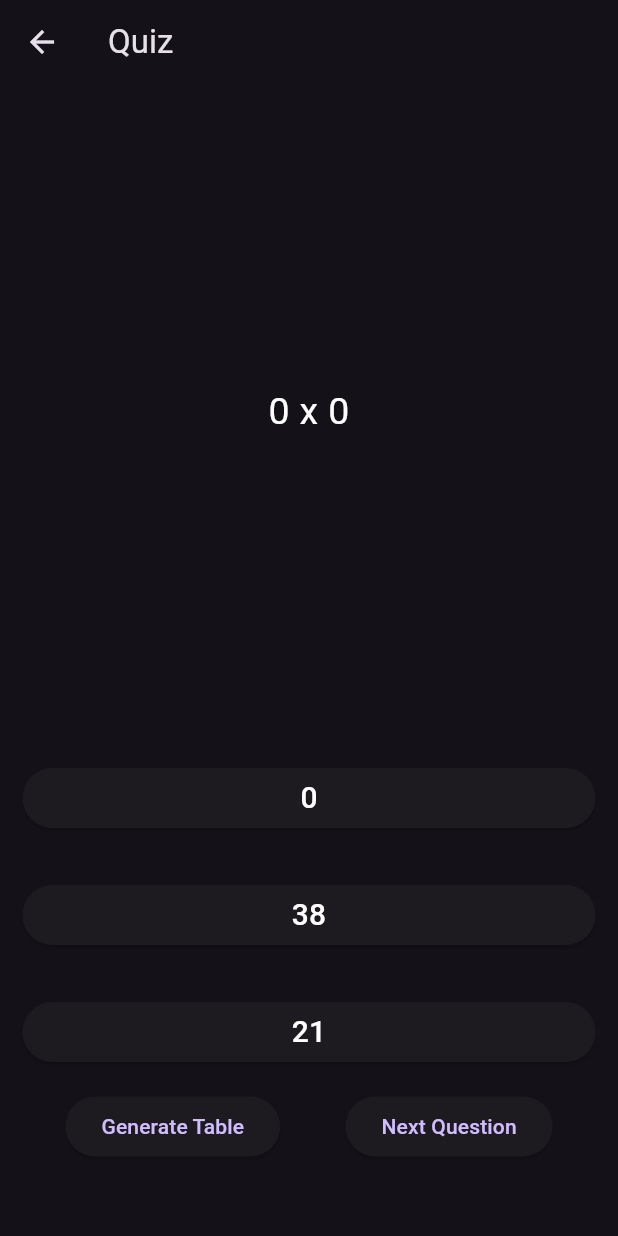
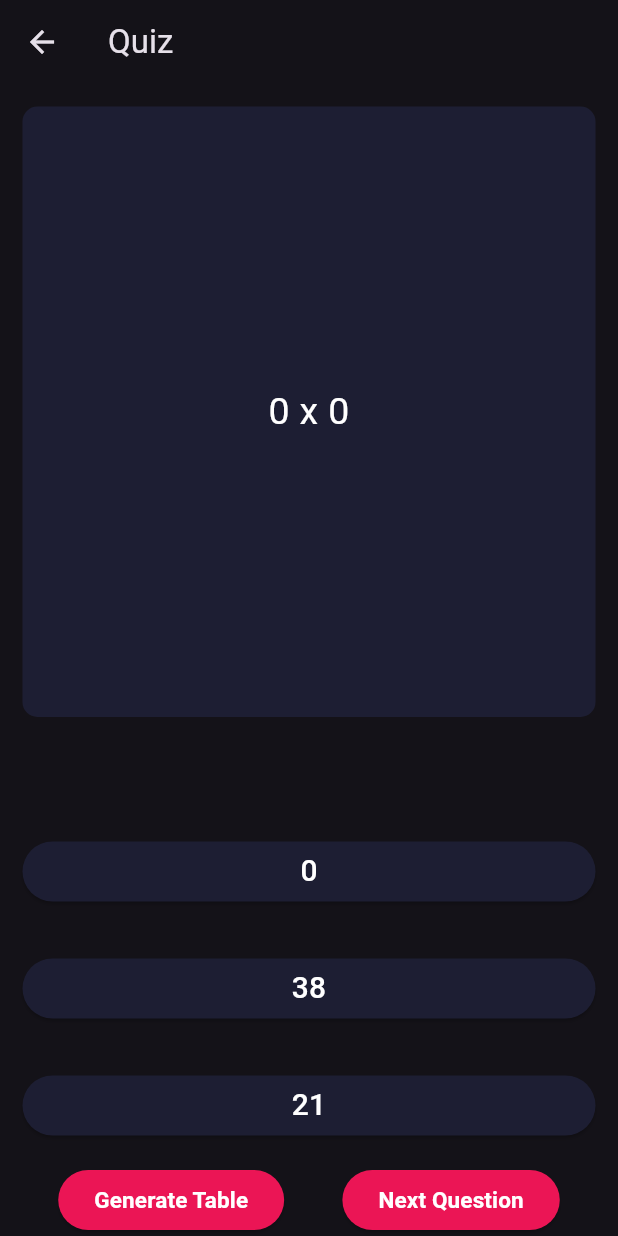
Before and after one commit to aliahmadshah56/Basic_Apps, a Flutter app: the QuizPage screen opened directly with empty values, on a phone screen of 412 x 824 dp. Run offline on Flutter 3.47's test engine with Material 3 defaults, Android fonts, the light colour scheme and no system bars; our stand-ins replace assets_audio_player.

Commit message:
quiz_page

```diff
--- a/tablequizapp/lib/generateTable.dart
+++ b/tablequizapp/lib/generateTable.dart
@@ -2,7 +2,6 @@ import 'package:flutter/material.dart';
 import 'package:tablequizapp/quiz.dart';
 import 'package:tablequizapp/tstyle.dart';
 
-// Import your custom container
 import 'container.dart';
 
 class genTable extends StatelessWidget {
@@ -76,7 +75,7 @@ class genTable extends StatelessWidget {
               width: double.infinity,
               height: 50,
               child: const Center(
-                child: Text("Generate QUIZ", style: nStyle),
+                child: Text("Generate Quiz", style: nStyle),
               ),
             ),
           )
--- a/tablequizapp/lib/quiz.dart
+++ b/tablequizapp/lib/quiz.dart
@@ -1,7 +1,8 @@
 import 'package:flutter/material.dart';
 import 'package:tablequizapp/question.dart';
+import 'container.dart';
 import 'quiz_brain.dart';
-import 'dart:math';
+
 
 class QuizPage extends StatefulWidget {
   final int tableNumber;
@@ -21,6 +22,8 @@ class _QuizPageState extends State<QuizPage> {
   String feedbackText = ''; // Feedback text variable
   int correctAnswers = 0; // Track the number of correct answers
 
+  List<Color> buttonColors = [Color(0xFF1D1E33), Color(0xFF1D1E33), Color(0xFF1D1E33)];
+
   late List<Question> questions;
 
   @override
@@ -29,12 +32,15 @@ class _QuizPageState extends State<QuizPage> {
     questions = generateQuestions(widget.tableNumber, widget.start, widget.end);
     quizBrain.setQuestions(questions);  // Update the questions in quizBrain
   }
+  void count(){
+    ++correctAnswers;
+  }
 
   void checkAnswer(int userPickedAnswer) {
     int correctAnswer = quizBrain.getCorrectAnswer();
 
     setState(() {
-      if (questionIndex >= maxQuestions - 1 || quizBrain.isFinished()) {
+      if (questionIndex >= maxQuestions  ) {
         // Show result dialog
         showDialog(
           context: context,
@@ -50,7 +56,10 @@ class _QuizPageState extends State<QuizPage> {
                 TextButton(
                   onPressed: () {
                     Navigator.of(context).pop(); // Close the dialog
-                    Navigator.pop(context); // Navigate back to previous page or home page
+                    Navigator.pop(context); //
+                    quizBrain.reset();
+                    scoreKeeper = [];
+                    questionIndex = 0; // Navigate back to previous page or home page
                   },
                   child: Text('OK'),
                 ),
@@ -58,10 +67,8 @@ class _QuizPageState extends State<QuizPage> {
             );
           },
         );
-        // Reset quiz
-        quizBrain.reset();
-        scoreKeeper = [];
-        questionIndex = 0; // Reset question index
+
+       // Reset question index
       } else {
         if (userPickedAnswer == correctAnswer) {
           scoreKeeper.add(Icon(
@@ -69,7 +76,7 @@ class _QuizPageState extends State<QuizPage> {
             color: Colors.green,
           ));
           feedbackText = 'GOOD'; // Set positive feedback for correct answer
-          correctAnswers++; // Increment correct answers count
+           count();// Increment correct answers count
         } else {
           scoreKeeper.add(Icon(
             Icons.close,
@@ -104,8 +111,9 @@ class _QuizPageState extends State<QuizPage> {
         crossAxisAlignment: CrossAxisAlignment.stretch,
         children: [
           Expanded(
-            flex: 5,
-            child: Padding(
+            child: RepaeatContainer(
+              color: const Color(0xFF1D1E33),
+              cardWidget :Padding(
                 padding: EdgeInsets.all(10.0),
                 child: Center(
                   child: Text(
@@ -119,10 +127,30 @@ class _QuizPageState extends State<QuizPage> {
                 ),
               ),
             ),
-          ...options.map((option) {
+          ),
+          Padding(
+            padding: EdgeInsets.all(10.0),
+            child: Center(
+              child: Text(
+                feedbackText,
+                textAlign: TextAlign.center,
+                style: TextStyle(
+                  fontSize: 20.0,
+                  color: Colors.yellow, // Adjust color as needed
+                ),
+              ),
+            ),
+          ),
+        ...options.asMap().entries.map((entry) {
+      int index = entry.key;
+      var option = entry.value;
+
       return Padding(
         padding: EdgeInsets.all(15.0),
         child: ElevatedButton(
+          style: ButtonStyle(
+            backgroundColor: WidgetStateProperty.all(buttonColors[index % buttonColors.length]),
+          ),
           onPressed: () {
             checkAnswer(option);
           },
@@ -136,26 +164,42 @@ class _QuizPageState extends State<QuizPage> {
         ),
       );
     }).toList(),
+
+
     Row(
             mainAxisAlignment: MainAxisAlignment.spaceEvenly,
             children: [
               ElevatedButton(
+                style: ButtonStyle(
+                  backgroundColor: WidgetStateProperty.all(Color(0xFFEB1555))
+                ),
                 onPressed: () {
                   // Navigate to generate table page
                   Navigator.pop(context);
                 },
-                child: Text('Generate Table'),
+                child: Text('Generate Table',style: TextStyle(
+                  color: Colors.white,
+                  fontSize: 15,
+                    fontWeight: FontWeight.bold,
+                ),),
               ),
               ElevatedButton(
+                style: ButtonStyle(
+                    backgroundColor: WidgetStateProperty.all(Color(0xFFEB1555))
+                ),
                 onPressed: () {
                   if (questionIndex < maxQuestions - 1) {
                     setState(() {
                       quizBrain.nextQuestion();
-                      questionIndex++;
+                      ++questionIndex;
                     });
                   }
                 },
-                child: Text('Next Question'),
+                child: Text('Next Question',style: TextStyle(
+                  color: Colors.white,
+                  fontSize: 15,
+                  fontWeight: FontWeight.bold,
+                )),
               ),
             ],
           ),
@@ -163,19 +207,7 @@ class _QuizPageState extends State<QuizPage> {
             children: scoreKeeper,
           ),
           // Display feedback text here
-          Padding(
-            padding: EdgeInsets.all(10.0),
-            child: Center(
-              child: Text(
-                feedbackText,
-                textAlign: TextAlign.center,
-                style: TextStyle(
-                  fontSize: 20.0,
-                  color: Colors.yellow, // Adjust color as needed
-                ),
-              ),
-            ),
-          ),
+
         ],
       ),
     );
--- a/tablequizapp/lib/quiz_brain.dart
+++ b/tablequizapp/lib/quiz_brain.dart
@@ -26,7 +26,6 @@ class QuizBrain {
 
   bool isFinished() {
     if (_questionNumber >= _questionBank.length - 1) {
-      print('Now returning true');
       return true;
     } else {
       return false;
--- a/tablequizapp/lib/table.dart
+++ b/tablequizapp/lib/table.dart
@@ -162,7 +162,6 @@ class _TablePageState extends State<TablePage> {
             child: Container(
               decoration: BoxDecoration(
                 color: const Color(0xFFEB1555),
-                borderRadius: BorderRadius.circular(8.0),
                 border: Border.all(
                   color: Colors.black, // Border color
                   width: 2.0, // Border width
--- a/tablequizapp/lib/tstyle.dart
+++ b/tablequizapp/lib/tstyle.dart
@@ -6,6 +6,6 @@ const TextStyle tStyle = TextStyle(
 );
 
 const TextStyle nStyle = TextStyle(
-  fontSize: 30.0,
+  fontSize: 20.0,
   fontWeight: FontWeight.w900,
 );
```
Lines whose indentation alone changed are shown as unchanged.
